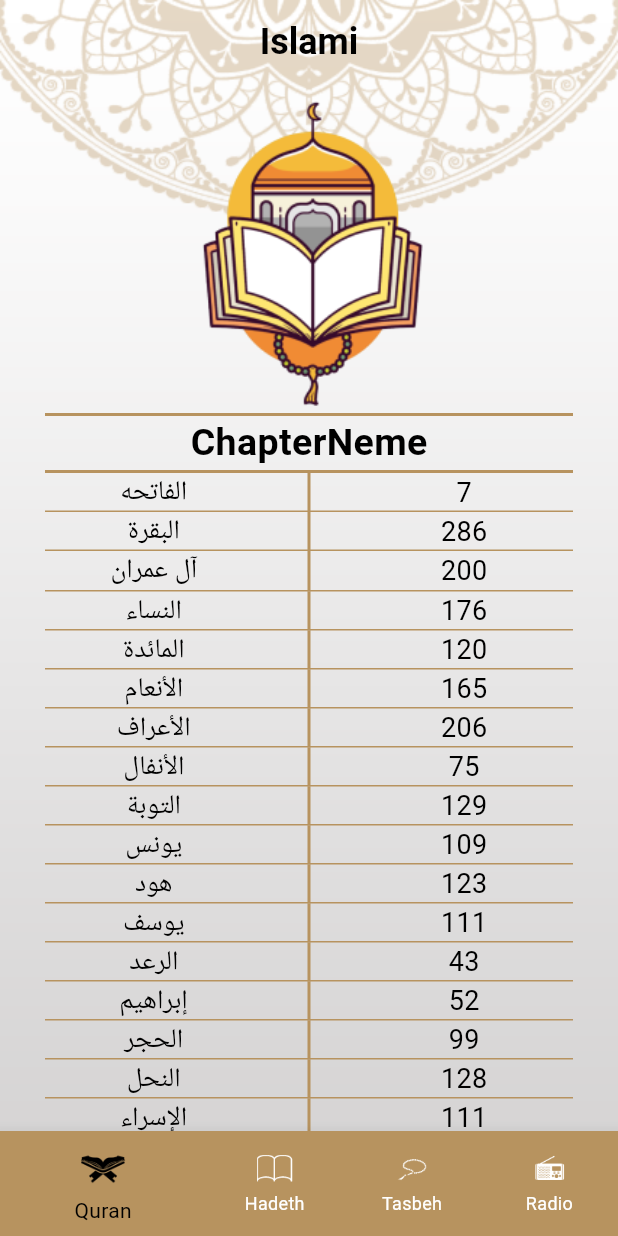
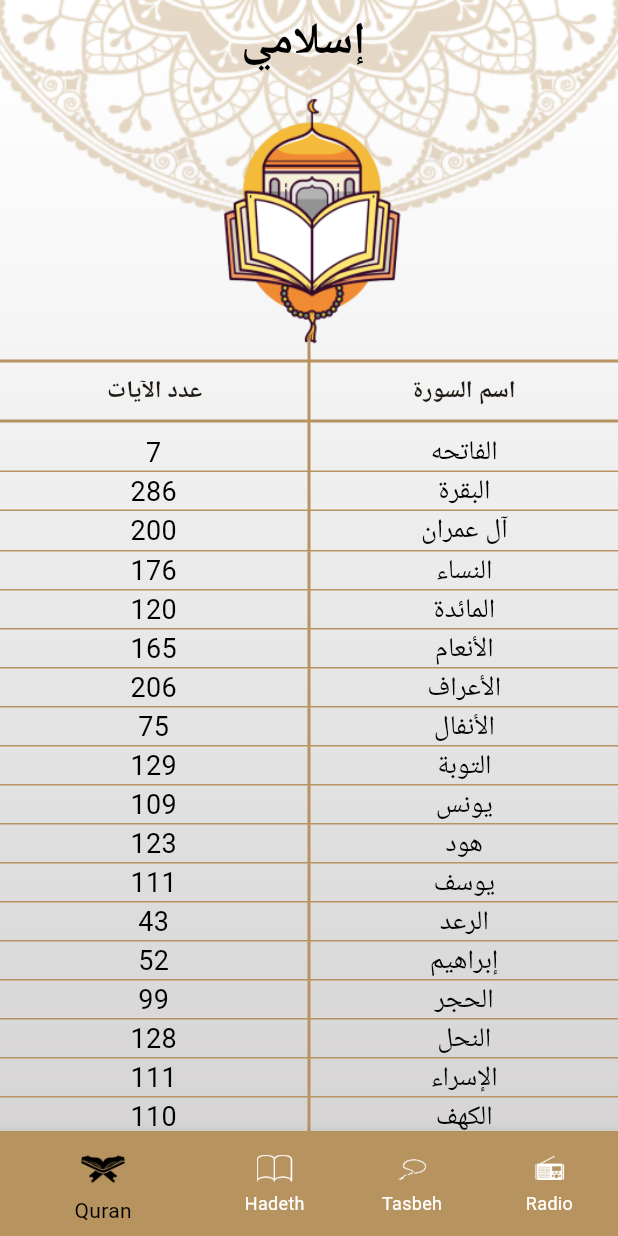
Before and after one commit to mSaaad10/flutter_quran_app_c11_friday, a Flutter app: the screen it shows after launch, on a phone screen of 412 x 824 dp. Run offline on Flutter 3.47's test engine with Material 3 defaults, Android fonts, the phone set to English and light mode, and no system bars.

Commit message:
+ Update quarn tab screen + finished hadith tab details screen

```diff
--- a/lib/main.dart
+++ b/lib/main.dart
@@ -1,5 +1,6 @@
 import 'package:flutter/material.dart';
 import 'package:islami_c11_friday/ui/home/home_screen.dart';
+import 'package:islami_c11_friday/ui/home/tabs/hadet_tab/hadeth_details/hadeth_details_screen.dart';
 import 'package:islami_c11_friday/ui/home/tabs/quran_tab/quran_details/quran_details.dart';
 import 'package:islami_c11_friday/ui/splash/splash_screen.dart';
 
@@ -17,6 +18,7 @@ class MyApp extends StatelessWidget {
         SplashScreen.routeName: (_) => SplashScreen(),
         HomeScreen.routeNAme: (_) => HomeScreen(),
         QuranDetailsScreen.routeName: (_) => QuranDetailsScreen(),
+        HadethDetailsScreen.routeName:(_) => HadethDetailsScreen(),
       },
       theme: ThemeData(
           colorScheme: ColorScheme.fromSeed(
--- a/lib/ui/home/home_screen.dart
+++ b/lib/ui/home/home_screen.dart
@@ -27,7 +27,10 @@ class _HomeScreenState extends State<HomeScreen> {
       child: Scaffold(
         appBar: AppBar(
           title: Text(
-            'Islami',
+            'إسلامي ',
+            style: TextStyle(
+              fontSize: 30,
+            ),
           ),
         ),
         bottomNavigationBar: Theme(
--- a/lib/ui/home/tabs/hadet_tab/hadeth_tab.dart
+++ b/lib/ui/home/tabs/hadet_tab/hadeth_tab.dart
@@ -27,7 +27,7 @@ class _HadethTabState extends State<HadethTab> {
                 Expanded(
                   flex: 2,
                   child: ListView.separated(
-                      itemBuilder: (context, index) =>HadithTitleWidget(hadithTitle: HadithList[index].title ) ,
+                      itemBuilder: (context, index) =>HadithTitleWidget(hadithItem: HadithList[index] ,) ,
                       separatorBuilder: (context, index) => Divider(color: Color(0xFF87935F),),
                       itemCount: HadithList.length),
                 )
@@ -52,6 +52,9 @@ class _HadethTabState extends State<HadethTab> {
           HadithItem(title: hadithTitle, content: hadithContent);
       HadithList.add(hadithItem);
     }
+    setState(() {
+
+    });
   }
 }
 
--- a/lib/ui/home/tabs/quran_tab/quran_tab.dart
+++ b/lib/ui/home/tabs/quran_tab/quran_tab.dart
@@ -244,40 +244,65 @@ class QuranTab extends StatelessWidget {
       child: Column(
         children: [
           Expanded(
-              flex: 1,
-              child: Image.asset(
-                  getImagePathByName(imageName: 'quran_header_image.png'))),
-          Container(
-            margin: EdgeInsets.symmetric(horizontal: 30),
-            alignment: Alignment.center,
-            child: Text(
-              'ChapterNeme',
-              style: TextStyle(
-                  fontSize: 25,
-                  fontWeight: FontWeight.w600,
-                  color: Colors.black),
+            flex: 1,
+            child: Stack(
+              alignment: Alignment.center,
+              children: [
+                Column(
+                  children: [
+                    Expanded(
+                        flex: 1,
+                        child: Image.asset(
+                            getImagePathByName(imageName: 'quran_header_image.png'))),
+                    Divider(color: Color(0xFFB7935F),thickness: 2,),
+                    Row(
+                      children: [
+                        Expanded(
+                            child: Text(
+                              "عدد الآيات",
+                              textAlign: TextAlign.center,
+                              style: TextStyle(fontSize: 16,fontWeight: FontWeight.bold),
+                            )),
+                        // const SizedBox(
+                        //   height: 20,
+                        //   child: VerticalDivider(color: Color(0xFFB7935F),thickness: 2,),
+                        // ),
+                        Expanded(
+                            child: Text(
+                              "اسم السورة",
+                              textAlign: TextAlign.center,
+                              style: TextStyle(fontSize: 16,fontWeight: FontWeight.bold),
+
+                            )),
+                      ],
+                    ),
+                    Divider(color: Color(0xFFB7935F),thickness: 2,),
+                  ],
+                ),
+                VerticalDivider(color: Color(0xFFB7935F),thickness: 2,indent: 170,)
+              ],
             ),
-            decoration: BoxDecoration(
-                border: Border.symmetric(
-                    horizontal:
-                        BorderSide(color: Color(0xFFB7935F), width: 2))),
           ),
+
           Expanded(
             flex: 2,
             child: ListView.separated(
                 itemBuilder: (context, index) => SuraTitleWidget(
-                      suraTitle: suraNames[index],
-                      numOfVerse: versesNumber[index].toString(),
+                  numOfVerse: versesNumber[index].toString(),
+                  suraTitle: suraNames[index],
                       index: index,
                     ),
-                separatorBuilder: (context, index) => Divider(
+                separatorBuilder: (context, index) =>
+                    Divider(
                       height: 0,
-                      endIndent: 30,
-                      indent: 30,
+                      endIndent: 0,
+                      indent: 0,
                       color: Color(0xFFB7935F),
                     ),
+
+
                 itemCount: suraNames.length),
-          )
+          ),
         ],
       ),
     );
--- a/lib/ui/home/tabs/quran_tab/sura_title_widget.dart
+++ b/lib/ui/home/tabs/quran_tab/sura_title_widget.dart
@@ -24,7 +24,7 @@ class SuraTitleWidget extends StatelessWidget {
           children: [
             Expanded(
               child: Text(
-              suraTitle,
+                numOfVerse,
                 textAlign: TextAlign.center,
                 style: TextStyle(
                     fontSize: 18,
@@ -37,13 +37,13 @@ class SuraTitleWidget extends StatelessWidget {
             ),
             Expanded(
                   child: Text(
-              numOfVerse,
+                suraTitle,
                 textAlign: TextAlign.center,
                 style: TextStyle(
                     fontSize: 18,
                     color: Colors.black,
                     fontWeight: FontWeight.w400),
-            ))
+              )),
           ],
         ),
       ),
```
Also changed, not shown: lib/ui/home/tabs/hadet_tab/hadeth_details/hadeth_details_screen.dart (added, +39 -0 lines), lib/ui/home/tabs/hadet_tab/hadeth_details/hadith_content_widget.dart (added, +25 -0 lines), lib/ui/home/tabs/hadet_tab/hadith_title_widget.dart (+18 -4 lines). Lines whose indentation alone changed are shown as unchanged.
